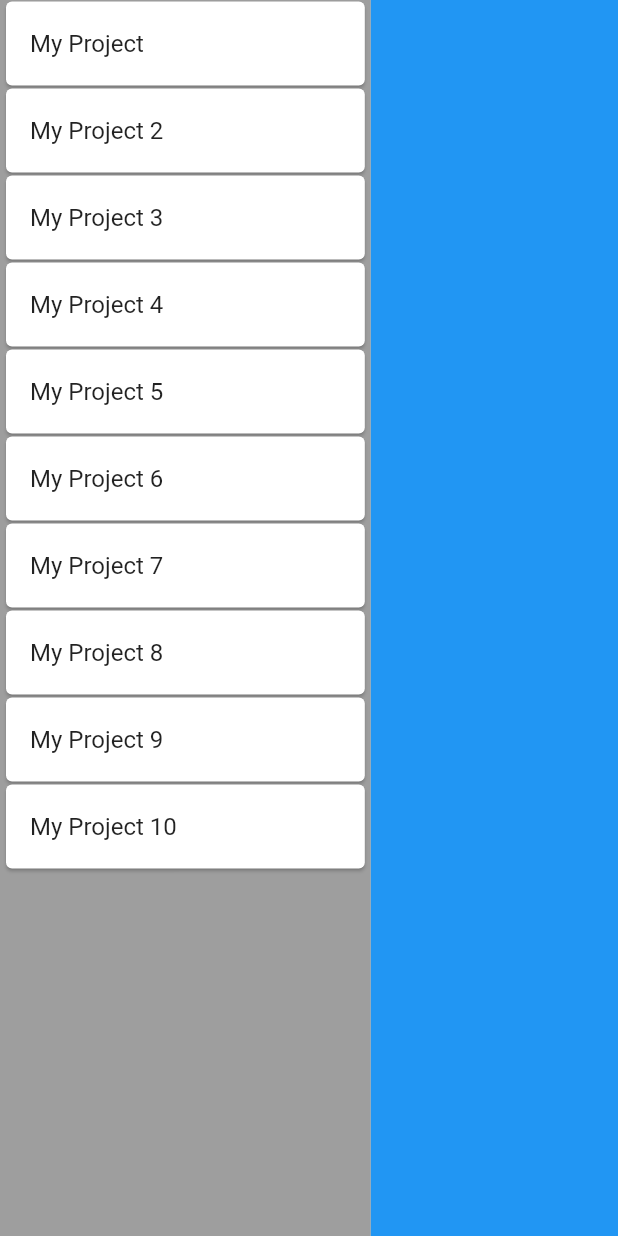
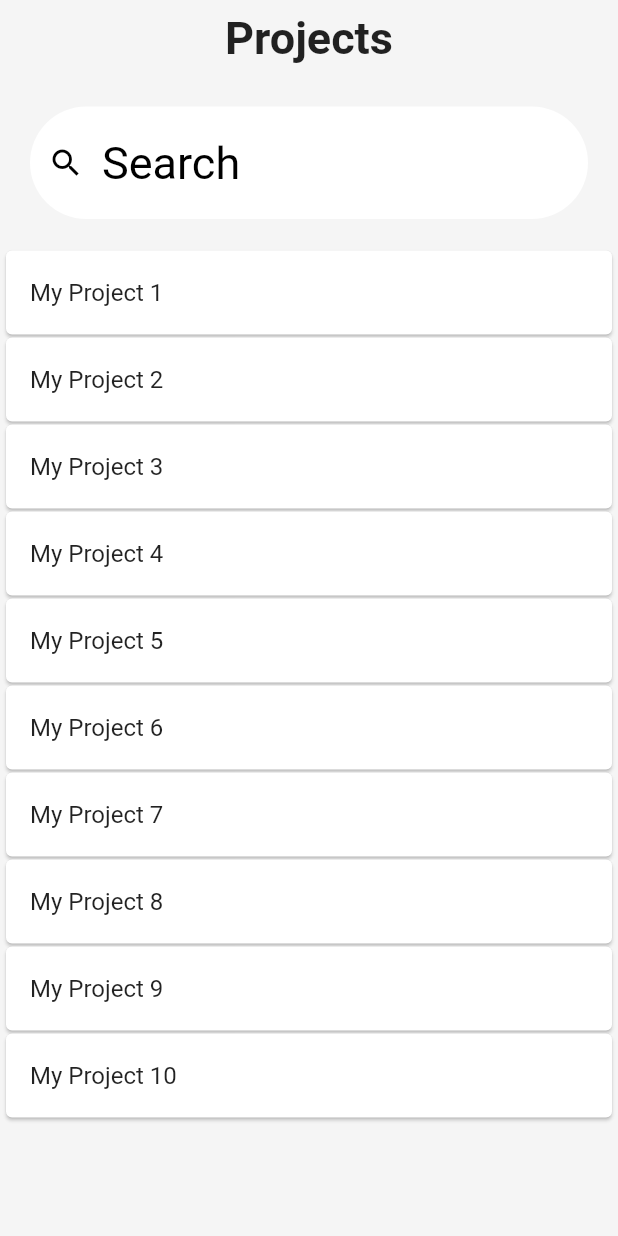
Before and after one commit to ImBonkers/ProjectManager, a Flutter app: the screen it shows after launch, on a phone screen of 412 x 824 dp. Run offline on Flutter 3.47's test engine with Material 2 defaults, Android fonts, the phone set to English and light mode, and no system bars.

Commit message:
updt
Added so that projects can be seen on the right of the program

```diff
--- a/config/general_settings.json
+++ b/config/general_settings.json
@@ -1,7 +1,7 @@
 {
     "projects": [
         {
-            "name": "My Project",
+            "name": "My Project 1",
             "description": "My Project Description",
             "version": "1.0.0",
             "license": "MIT",
--- a/lib/Pages/home.dart
+++ b/lib/Pages/home.dart
@@ -16,7 +16,11 @@ class Home extends StatefulWidget {
 class _HomeState extends State<Home> {
   var projectsList = [];
 
+  var choosenProject = {};
+
   double screenPortion = 0.6;
+
+  var _controller = TextEditingController();
 
   Future<List> getConfig() async {
     WidgetsFlutterBinding.ensureInitialized();
@@ -39,6 +43,8 @@ class _HomeState extends State<Home> {
     getConfig();
   }
 
+
+
   @override
   Widget build(BuildContext context) {
     return Scaffold(
@@ -48,9 +54,55 @@ class _HomeState extends State<Home> {
           children: [
 
             Container(
+              color: Colors.grey[100],
+              width: ( choosenProject.length == 0 ? MediaQuery.of(context).size.width : MediaQuery.of(context).size.width*(screenPortion)),
+              height: MediaQuery.of(context).size.height,
 
+              child: Column(
+                children: [
+                  const Padding(
+                    padding: EdgeInsets.all(8.0),
+                    child: Text(
+                      'Projects',
+                      style: TextStyle(
+                        fontSize: 30,
+                        fontWeight: FontWeight.bold,
+                      ),
+                    ),
+                  ),
+
+
+                  Padding(
+                    padding: const EdgeInsets.fromLTRB(20, 20, 20, 20),
+                    child: TextField(
+                      controller: _controller,
+                      onChanged: (value) {
+                        setState(() {
+                          print('press');
+                        });
+                      },
+                      cursorColor: Colors.black,
+                      keyboardType: TextInputType.text,
+                      style: TextStyle(fontSize: 30.0, color: Colors.black),
+                      decoration: InputDecoration(
+                        prefixIcon: Icon(Icons.search, color: Colors.black),
+                        // label: Text('Search', style: TextStyle(color: Colors.white),),
+                        filled: true,
+                        iconColor: Colors.red,
+                        fillColor: Colors.white,
+                        border: OutlineInputBorder(
+                            borderSide: BorderSide.none,
+                            borderRadius: BorderRadius.circular(50)),
+                        hintText: 'Search',
+                        hintStyle: TextStyle(
+                          color: Colors.black,
+                        ),
+                      )
+                    ),
+                  ),
+
+                  Expanded(
                     child: ListView.builder(
-                shrinkWrap: true,
                       itemCount: projectsList.length,
                       itemBuilder: (context, index){
                         return Padding(
@@ -58,38 +110,77 @@ class _HomeState extends State<Home> {
                           child: ProjectCard(
                             projectName: projectsList[index]['name'],
                             isTappedOn: () {
-                        print('ÖÖÖÖ');
+                              setState(() {
+                                choosenProject = projectsList[index];
+                                print(choosenProject.toString());
+                              });
                             },
                           ),
                         );
                       },
                     ),
-
-              color: Colors.grey,
-              width: MediaQuery.of(context).size.width*screenPortion,
-              height: MediaQuery.of(context).size.height,
+                  ),
+                ],
+              ),
             ),
 
             Container(
-              color: Colors.blue,
-              width: MediaQuery.of(context).size.width*(1-screenPortion),
+              // color: Colors.grey[200],
+              width: (choosenProject.length == 0 ? 0 : MediaQuery.of(context).size.width*(1-screenPortion)),
               height: MediaQuery.of(context).size.height,
+              color: Colors.grey[100],
+
+
+              child: Padding(
+                padding: const EdgeInsets.all(8.0),
+                child: Container(
+
+                  decoration: BoxDecoration(
+                    color: Colors.grey[200]!,
+                    borderRadius: BorderRadius.all(
+                      Radius.circular(20),
+                    ),
+                    border: Border.all(
+                      color: Colors.grey[300]!,
+                      width: 1,
+                    ),
+                  ),
+
+                  child: Padding(
+                    padding: const EdgeInsets.all(8.0),
+                    child: Column(
+                      mainAxisAlignment: MainAxisAlignment.spaceEvenly,
+                      crossAxisAlignment: CrossAxisAlignment.start,
+                      children: [
+                        TextButton.icon(
+                          onPressed: () => setState(() {
+                            choosenProject = {};
+                          }),
+                          icon: Icon(
+                            Icons.close,
+                            color: Colors.black,
+                            size: 40,
+                          ),
+                          label: Text(
+                            'Close Project',
+                            style: TextStyle(
+                              color: Colors.black,
+                            ),
+                            )
+                        ),
+                        SizedBox(
+                          height: 50,
+                        ),
+                        Expanded(child: ProjectInformation(choosenProject: choosenProject,)),
+                      ],
+                    ),
+                  ),
+                ),
+              )
+
             ),
           ],
         )
-
-        // child: FutureBuilder(
-        //   future: getConfig(),
-        //   builder: (context, snapshot) {
-        //     if (snapshot.hasData) {
-        //       print(snapshot.data.toString());
-        //       return Text(snapshot.data.toString());
-        //     } else if (snapshot.hasError) {
-        //       return Text("${snapshot.error}");
-        //     }
-        //     return CircularProgressIndicator();
-        //   }
-        // )
 
       ),
     );
```
Also changed, not shown: lib/classes.dart (+37 -0 lines). Lines whose indentation alone changed are shown as unchanged.
